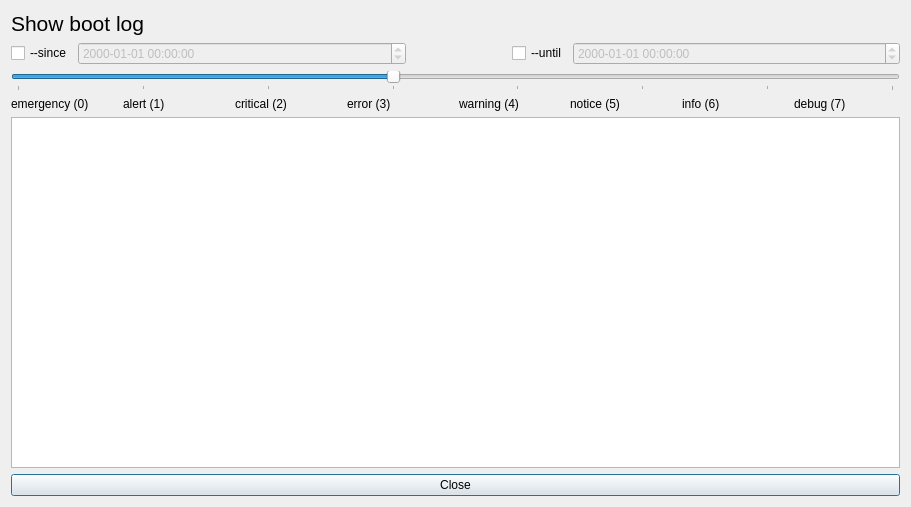
Before: the Qt Designer form ui/showbootlog.ui in pentix/qjournalctl, drawn with Qt 5.
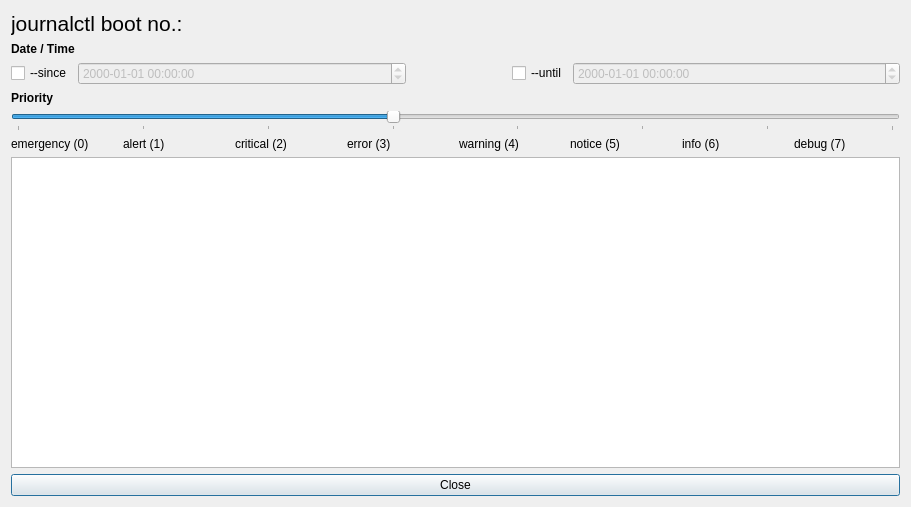
After: the same form once the commit is applied.

Commit message: showBootLog: Filter by priority works

Diff of the .ui file:
```diff
--- a/ui/showbootlog.ui
+++ b/ui/showbootlog.ui
@@ -24,7 +24,20 @@
         </font>
        </property>
        <property name="text">
-        <string>Show boot log</string>
+        <string>journalctl boot no.:</string>
+       </property>
+      </widget>
+     </item>
+     <item>
+      <widget class="QLabel" name="label_10">
+       <property name="font">
+        <font>
+         <weight>75</weight>
+         <bold>true</bold>
+        </font>
+       </property>
+       <property name="text">
+        <string>Date / Time</string>
        </property>
       </widget>
      </item>
@@ -101,6 +114,19 @@
        </item>
       </layout>
      </item>
+     <item>
+      <widget class="QLabel" name="label_11">
+       <property name="font">
+        <font>
+         <weight>75</weight>
+         <bold>true</bold>
+        </font>
+       </property>
+       <property name="text">
+        <string>Priority</string>
+       </property>
+      </widget>
+     </item>
      <item>
       <widget class="QSlider" name="horizontalSlider">
        <property name="maximum">
```
The commit also changes 2 other files.
